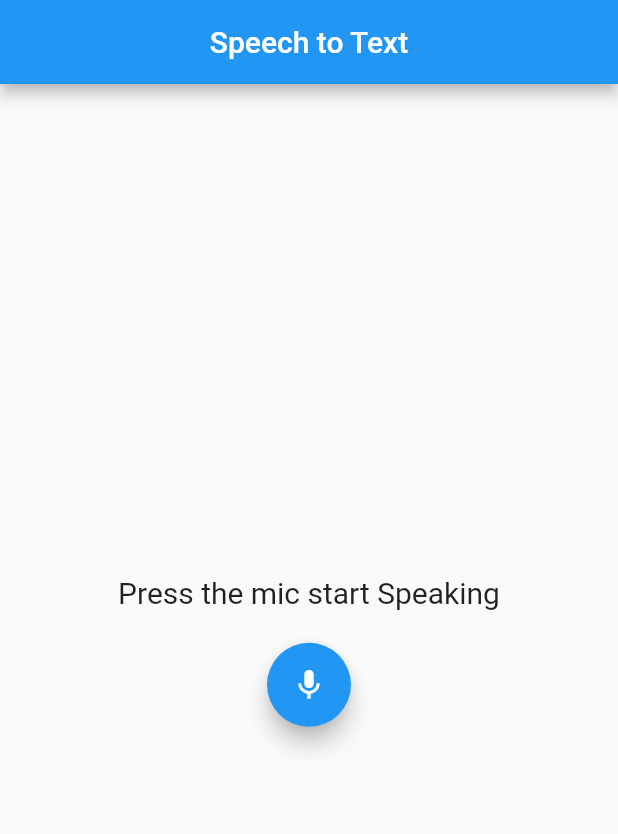
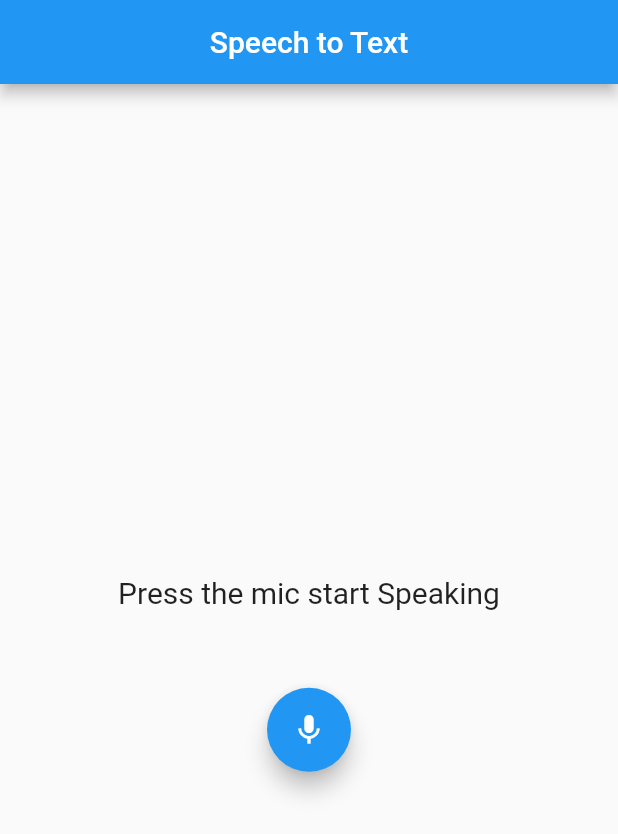
Before and after one commit to Sanskriti-17/Project, a Flutter app: the screen it shows after launch, after a tap on the "mic off" icon, on a phone screen of 412 x 824 dp. Shown: the top 834 px of the screen. Run offline on Flutter 3.47's test engine with Material 2 defaults, Android fonts, the phone set to English and light mode, and no system bars; drawn by our look-alikes of avatar_glow; our stand-ins replace speech_to_text.

Commit message:
speech to text

```diff
--- a/lib/main.dart
+++ b/lib/main.dart
@@ -1,3 +1,4 @@
+
 import 'package:flutter/material.dart';
 import 'package:speech_to_text/speech_to_text.dart';
 import 'package:avatar_glow/avatar_glow.dart';
@@ -38,18 +39,26 @@ class _MyHomePageState extends State<MyHomePage> {
 
   void startListening() async {
     isMicOpen=true;
-    isSpeechEnabled = await _stt.initialize();
+    isSpeechEnabled = await _stt.initialize(
+      onError: (value)=>print(value),
+      onStatus: (value)=>print(value)
+    );
+
+    if(isSpeechEnabled) {
       await _stt.listen(
           onResult: (value) {
             print(value);
             text = value.recognizedWords;
-          if(value.finalResult){
-            isMicOpen=false;
-          };// returns true when stop listening so mic should be closed that is false
-          setState(() {
-          });
+            if (value.finalResult) {
+              isMicOpen = false;
+            }; // returns true when stop listening so mic should be closed that is false
+            setState(() {});
           }
       );
+    }
+    else{
+      await _stt.stop();
+    }
   }
 
   void stopListening() async {
@@ -65,7 +74,7 @@ class _MyHomePageState extends State<MyHomePage> {
   Widget build(BuildContext context) {
     return Scaffold(
       appBar: AppBar(
-        title: Text('Speech to Text'),
+        title: const Text('Speech to Text'),
         centerTitle: true,
       ),
       body: Center(
@@ -73,20 +82,26 @@ class _MyHomePageState extends State<MyHomePage> {
 
           mainAxisAlignment: MainAxisAlignment.center,
           children: <Widget>[
-            Text(
+            SingleChildScrollView(
+              child: Container(
+                margin: const EdgeInsets.all(10),
+                padding: const EdgeInsets.all(20),
+                child: Text(
                     text,
-                style: TextStyle(
+                    style: const TextStyle(
                 fontSize: 20,
         )
                 ),
-            SizedBox(
+              ),
+            ),
+            const SizedBox(
               height: 10,
             ),
             AvatarGlow(
               glowColor: Colors.blueAccent,
               endRadius: 40,
-              duration: Duration(milliseconds: 2000),
-              repeatPauseDuration: Duration(milliseconds: 100),
+              duration: const Duration(milliseconds: 2000),
+              repeatPauseDuration: const Duration(milliseconds: 100),
               repeat: true,
               animate: isMicOpen,
               child: FloatingActionButton(
```
Also changed, not shown: 1 other file. Lines whose indentation alone changed are shown as unchanged.
